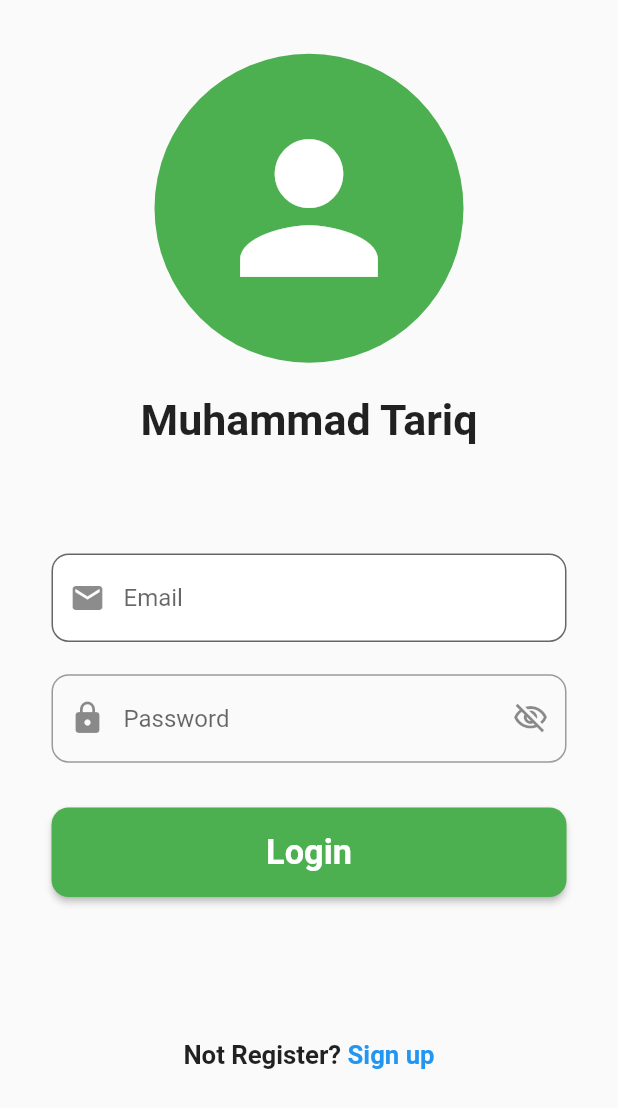
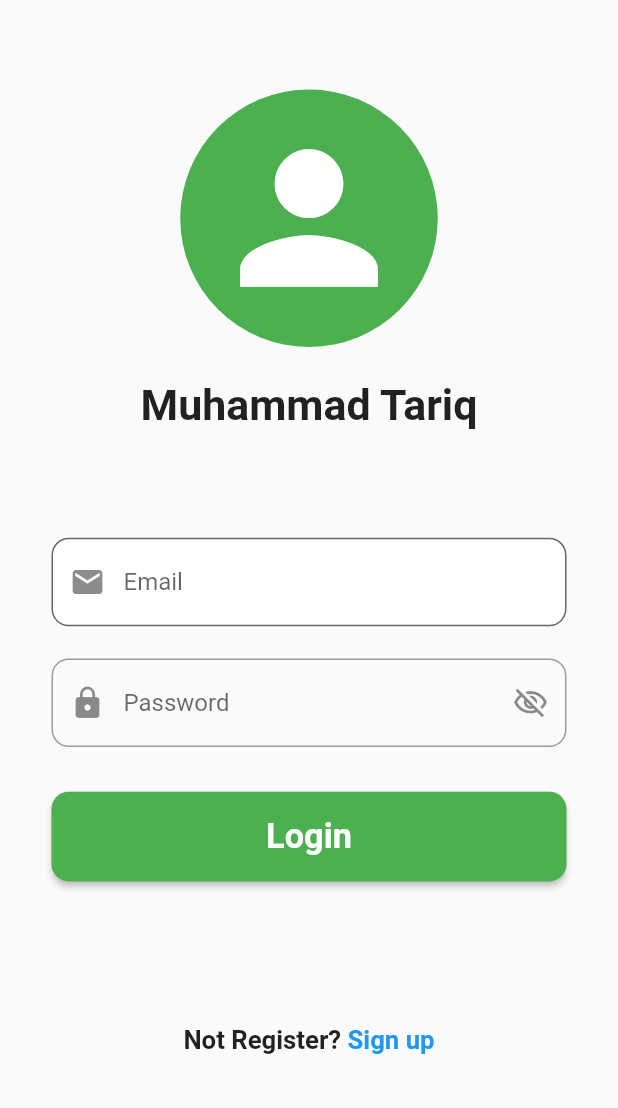
Before and after one commit to isthattariq/flutter_login_ui, a Flutter app: the screen it shows after launch, on a phone screen of 412 x 824 dp. Shown: the top 1108 px of the screen. Run offline on Flutter 3.47's test engine with Material 2 defaults, Android fonts, the phone set to English and light mode, and no system bars; our stand-ins replace flutter_screenutil.

Commit message:
second commit

```diff
--- a/lib/loginscreen.dart
+++ b/lib/loginscreen.dart
@@ -16,14 +16,14 @@ class _LoginScreenState extends State<LoginScreen> {
         //backgroundColor: Colors.greenAccent,
         body: SingleChildScrollView(
           child: Container(
-            padding:  EdgeInsets.only(left: 30.r, right: 30.r, top: 30.h),
+            padding:  EdgeInsets.only(left: 30.r, right: 30.r, top: 50.h),
             child: Column(
               children: [
                 //--------Circle container with icon
                 Container(
                   //margin: const EdgeInsets.all(100),
-                  height: 180.r,
-                  width: 180.r,
+                  height: 150.r,
+                  width: 150.r,
                   decoration:  BoxDecoration(
                     color: Colors.green,
                     borderRadius: BorderRadius.all(
```
